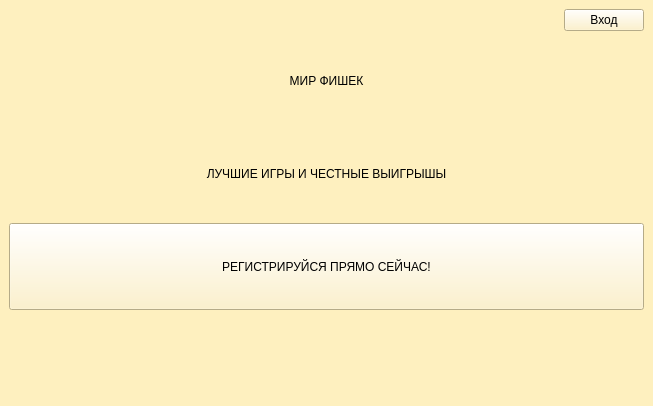
Above: Client/src/untitled.ui from de-Beast/OnlineCasino before the change. Below: the same form after it.
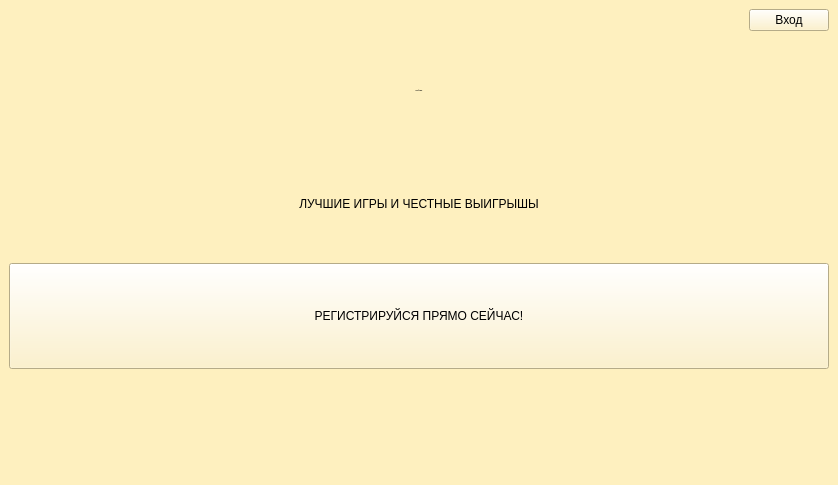
That is the form after the change.

The edit to the form file:
```diff
--- a/Client/src/untitled.ui
+++ b/Client/src/untitled.ui
@@ -6,10 +6,15 @@
    <rect>
     <x>0</x>
     <y>0</y>
-    <width>653</width>
-    <height>406</height>
+    <width>838</width>
+    <height>485</height>
    </rect>
   </property>
+  <property name="font">
+   <font>
+    <family>Marlett</family>
+   </font>
+  </property>
   <property name="windowTitle">
    <string>MainWindow</string>
   </property>
@@ -48,6 +53,17 @@
         <verstretch>0</verstretch>
        </sizepolicy>
       </property>
+      <property name="font">
+       <font>
+        <family>Manrope</family>
+        <pointsize>-1</pointsize>
+        <italic>false</italic>
+        <bold>true</bold>
+       </font>
+      </property>
+      <property name="styleSheet">
+       <string notr="true">font: 800 32px &quot;Manrope&quot;; </string>
+      </property>
       <property name="text">
        <string>МИР ФИШЕК</string>
       </property>
@@ -67,6 +83,9 @@
       <property name="autoFillBackground">
        <bool>false</bool>
       </property>
+      <property name="styleSheet">
+       <string notr="true">font: 800 32px &quot;Manrope&quot;;</string>
+      </property>
       <property name="text">
        <string>ЛУЧШИЕ ИГРЫ И ЧЕСТНЫЕ ВЫИГРЫШЫ</string>
       </property>
@@ -83,6 +102,9 @@
         <verstretch>0</verstretch>
        </sizepolicy>
       </property>
+      <property name="styleSheet">
+       <string notr="true">font: 800 32px &quot;Manrope&quot;;</string>
+      </property>
       <property name="text">
        <string>РЕГИСТРИРУЙСЯ ПРЯМО СЕЙЧАС!</string>
       </property>
```
Left out of the diff: 4 changed lines with no effect on the pictures.
